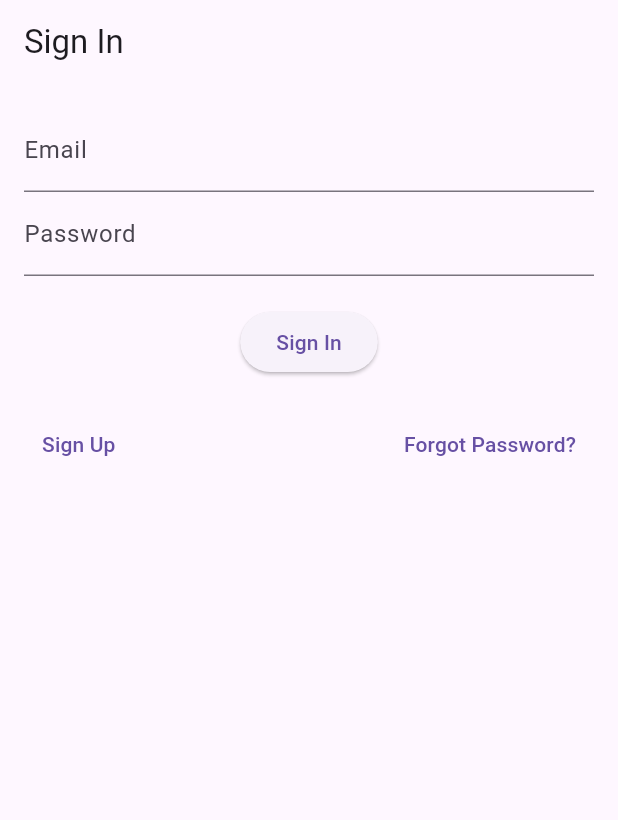
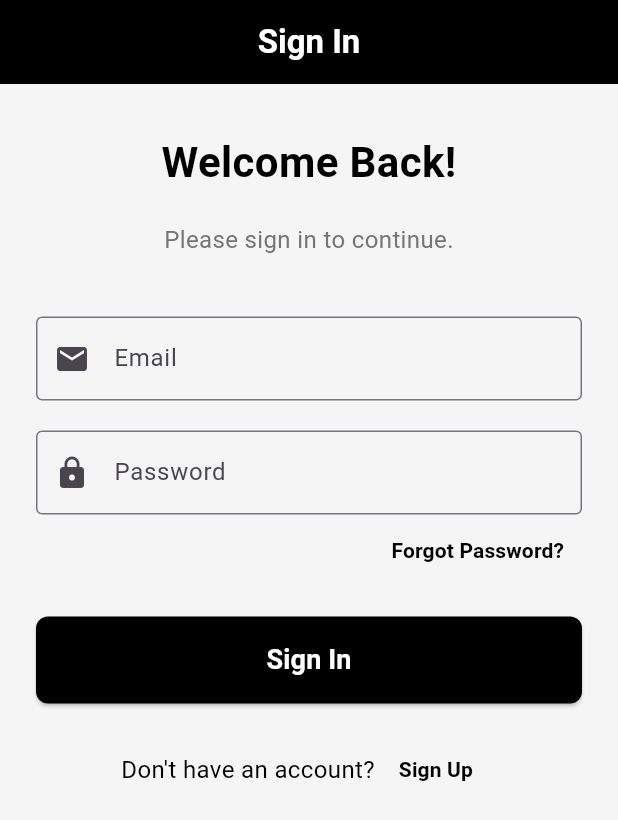
Before and after one commit to Dilipjp/Connectify-hybrid, a Flutter app: the screen it shows after launch, on a phone screen of 412 x 824 dp. Shown: the top 820 px of the screen. Run offline on Flutter 3.47's test engine with Material 3 defaults, Android fonts, the phone set to English and light mode, and no system bars; our stand-ins replace firebase_auth, firebase_core, firebase_database, firebase_storage, image_picker, share_plus; accounts and stored records are empty.

Commit message:
Validation added and make design more nicely

```diff
--- a/lib/screens/sign_in_screen.dart
+++ b/lib/screens/sign_in_screen.dart
@@ -11,8 +11,41 @@ class _SignInScreenState extends State<SignInScreen> {
   final TextEditingController _emailController = TextEditingController();
   final TextEditingController _passwordController = TextEditingController();
   String errorMessage = '';
+  String emailError = '';
+  String passwordError = '';
 
   Future<void> _signInWithEmailPassword() async {
+    setState(() {
+      // Reset error messages before validation
+      emailError = '';
+      passwordError = '';
+    });
+
+    // Validation
+    if (_emailController.text.isEmpty) {
+      setState(() {
+        emailError = 'Email cannot be empty';
+      });
+      return;
+    } else if (!_isValidEmail(_emailController.text)) {
+      setState(() {
+        emailError = 'Enter a valid email address';
+      });
+      return;
+    }
+
+    if (_passwordController.text.isEmpty) {
+      setState(() {
+        passwordError = 'Password cannot be empty';
+      });
+      return;
+    } else if (_passwordController.text.length < 6) {
+      setState(() {
+        passwordError = 'Password must be at least 6 characters';
+      });
+      return;
+    }
+
     try {
       await _auth.signInWithEmailAndPassword(
         email: _emailController.text,
@@ -27,57 +60,152 @@ class _SignInScreenState extends State<SignInScreen> {
     }
   }
 
+  // Email validation using RegExp
+  bool _isValidEmail(String email) {
+    final RegExp emailRegex = RegExp(r"^[a-zA-Z0-9._]+@[a-zA-Z0-9]+\.[a-zA-Z]+");
+    return emailRegex.hasMatch(email);
+  }
+
   @override
   Widget build(BuildContext context) {
     return Scaffold(
+      backgroundColor: Colors.grey[100],
       appBar: AppBar(
-        title: Text('Sign In'),
+        title: Text(
+          'Sign In',
+          style: TextStyle(
+            fontWeight: FontWeight.bold,
+            color: Colors.white,
+          ),
+        ),
+        centerTitle: true,
+        backgroundColor: Colors.black,
+        elevation: 0,
       ),
       body: Padding(
-        padding: EdgeInsets.all(16.0),
+        padding: EdgeInsets.symmetric(horizontal: 24.0, vertical: 32.0),
+        child: SingleChildScrollView(
           child: Column(
+            crossAxisAlignment: CrossAxisAlignment.stretch,
             children: [
+              Text(
+                "Welcome Back!",
+                textAlign: TextAlign.center,
+                style: TextStyle(
+                  fontSize: 28,
+                  fontWeight: FontWeight.bold,
+                  color: Colors.black,
+                ),
+              ),
+              SizedBox(height: 20),
+              Text(
+                "Please sign in to continue.",
+                textAlign: TextAlign.center,
+                style: TextStyle(fontSize: 16, color: Colors.grey[600]),
+              ),
+              SizedBox(height: 40),
+
+              // Email TextField with error message
               TextField(
                 controller: _emailController,
-              decoration: InputDecoration(labelText: 'Email'),
+                decoration: InputDecoration(
+                  labelText: 'Email',
+                  border: OutlineInputBorder(),
+                  prefixIcon: Icon(Icons.email),
+                  errorText: emailError.isNotEmpty ? emailError : null,
                 ),
+                keyboardType: TextInputType.emailAddress,
+              ),
+              SizedBox(height: 20),
+
+              // Password TextField with error message
               TextField(
                 controller: _passwordController,
-              decoration: InputDecoration(labelText: 'Password'),
+                decoration: InputDecoration(
+                  labelText: 'Password',
+                  border: OutlineInputBorder(),
+                  prefixIcon: Icon(Icons.lock),
+                  errorText: passwordError.isNotEmpty ? passwordError : null,
+                ),
                 obscureText: true,
               ),
+
+              // Forgot Password aligned to the right below the password field
+              Align(
+                alignment: Alignment.centerRight,
+                child: TextButton(
+                  onPressed: () {
+                    Navigator.pushNamed(context, '/forgot-password');
+                  },
+                  child: Text(
+                    "Forgot Password?",
+                    style: TextStyle(
+                      color: Colors.black,
+                      fontWeight: FontWeight.bold,
+                    ),
+                  ),
+                ),
+              ),
               SizedBox(height: 20),
+
+              // Sign-In Button
               ElevatedButton(
                 onPressed: _signInWithEmailPassword,
-              child: Text('Sign In'),
+                style: ElevatedButton.styleFrom(
+                  backgroundColor: Colors.black,
+                  padding: EdgeInsets.symmetric(vertical: 16.0),
+                  shape: RoundedRectangleBorder(
+                    borderRadius: BorderRadius.circular(8.0),
                   ),
+                ),
+                child: Text(
+                  'Sign In',
+                  style: TextStyle(
+                    fontSize: 18,
+                    fontWeight: FontWeight.bold,
+                    color: Colors.white,
+                  ),
+                ),
+              ),
+
               if (errorMessage.isNotEmpty) ...[
                 SizedBox(height: 20),
-              Text(errorMessage, style: TextStyle(color: Colors.red)),
+                Text(
+                  errorMessage,
+                  style: TextStyle(color: Colors.red, fontSize: 14),
+                  textAlign: TextAlign.center,
+                ),
               ],
-            SizedBox(height: 20), // Add some space between the button and links
+
+              SizedBox(height: 20), // Space between button and links
               Row(
-              mainAxisAlignment: MainAxisAlignment.spaceBetween,
+                mainAxisAlignment: MainAxisAlignment.center,
                 children: [
-                TextButton(
-                  onPressed: () {
-                    // Navigate to Sign Up screen
-                    Navigator.pushNamed(context, '/sign-up');
-                  },
-                  child: Text("Sign Up"),
+                  Text(
+                    "Don't have an account?",
+                    style: TextStyle(color: Colors.black, fontSize: 16),
                   ),
                   TextButton(
                     onPressed: () {
-                    // Navigate to Forgot Password screen
-                    Navigator.pushNamed(context, '/forgot-password');
+                      Navigator.pushNamed(context, '/sign-up');
                     },
-                  child: Text("Forgot Password?"),
+                    child: Text(
+                      "Sign Up",
+                      style: TextStyle(
+                        color: Colors.black,
+                        fontWeight: FontWeight.bold,
+                      ),
+                    ),
+                    style: TextButton.styleFrom(
+                      padding: EdgeInsets.symmetric(horizontal: 16.0, vertical: 8.0),
+                    ),
                   ),
                 ],
               ),
             ],
           ),
         ),
+      ),
     );
   }
 }
```
Lines whose indentation alone changed are shown as unchanged.
